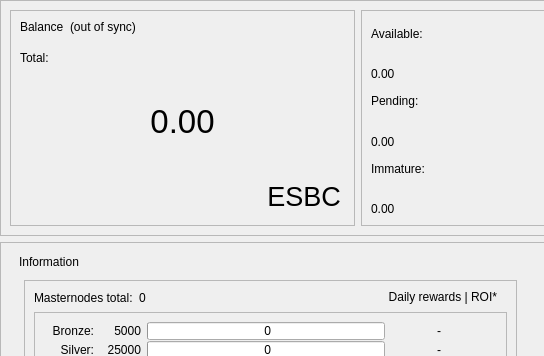
Old version of the form src/qt/forms/overviewpage.ui in the repository HTHcoin/HTH-Legacy-old-chain; both pictures show x 0 to 544 and y 0 to 356 of the 1067 by 600 pixel window.
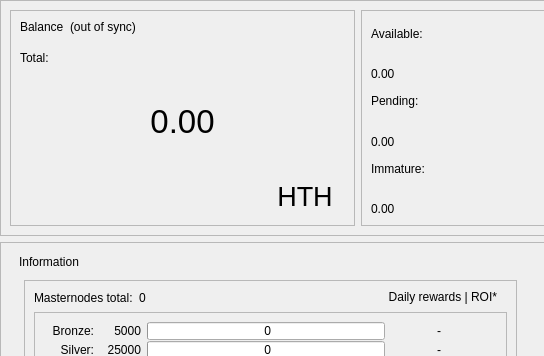
New version of the form. Icons and pictures are not drawn.

What changed in the file:
```diff
--- a/src/qt/forms/overviewpage.ui
+++ b/src/qt/forms/overviewpage.ui
@@ -257,7 +257,7 @@
                   <cursorShape>PointingHandCursor</cursorShape>
                  </property>
                  <property name="text">
-                  <string>ESBC</string>
+                  <string>HTH</string>
                  </property>
                  <property name="flat">
                   <bool>true</bool>
```
